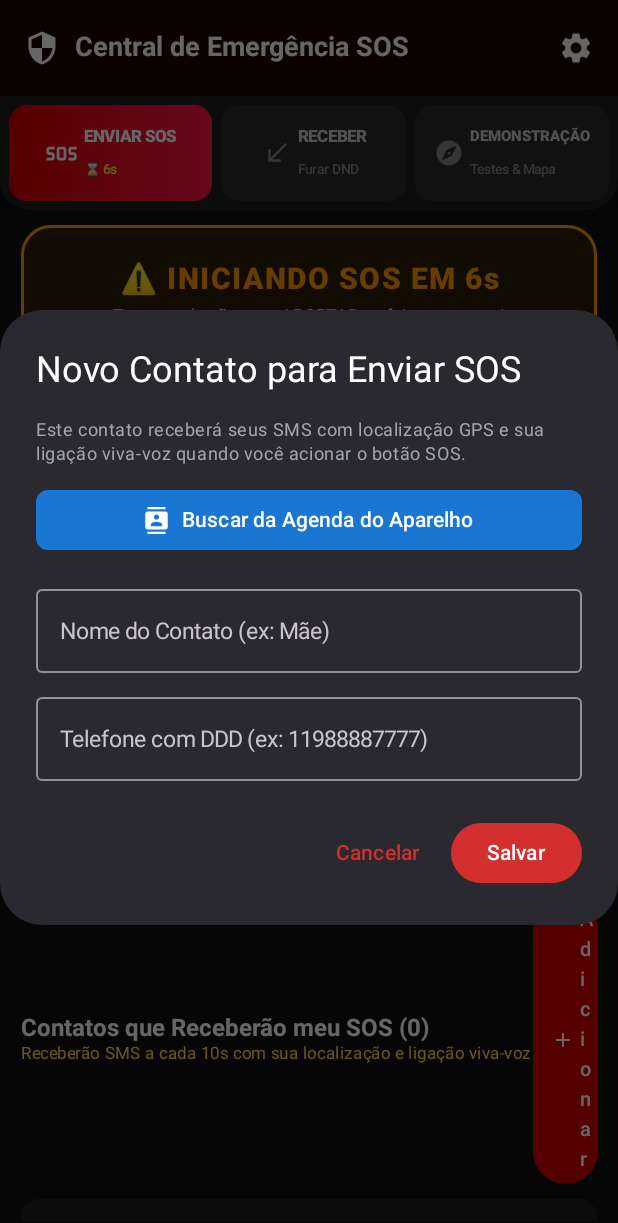
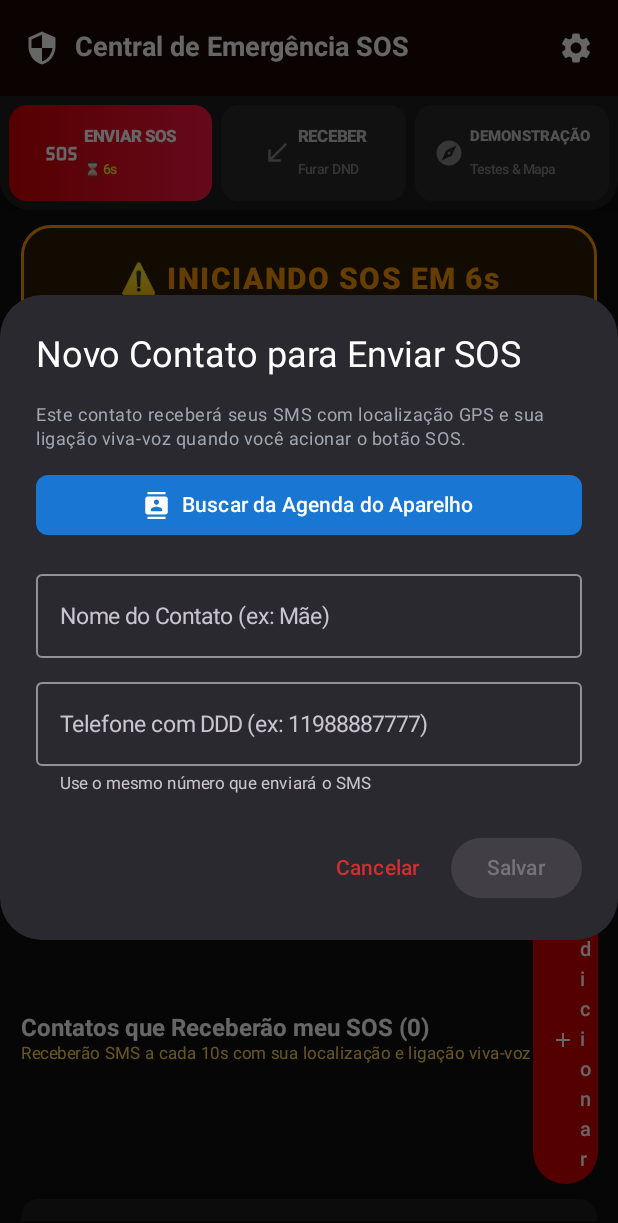
Before and after one commit to neimargemini-blip/receptor-emergencia-dnd, an Android app built with Jetpack Compose: the screen it shows after launch (MainActivity), after a tap on "Adicionar", on a phone screen of 412 x 824 dp. Shown: the top 1223 px of the screen. Run offline under Robolectric (Android 15) with nearby library versions, the phone set to English and light mode, and no system bars; 1 other tap on this screen came first.

Commit message:
fix: importa KeyboardOptions no MainScreen

```diff
--- a/app/src/main/java/com/emergencycall/bypass/ui/MainScreen.kt
+++ b/app/src/main/java/com/emergencycall/bypass/ui/MainScreen.kt
@@ -13,6 +13,7 @@ import androidx.compose.animation.core.*
 import androidx.compose.foundation.background
 import androidx.compose.foundation.border
 import androidx.compose.foundation.clickable
+import androidx.compose.foundation.text.KeyboardOptions
 import androidx.compose.foundation.layout.*
 import androidx.compose.foundation.rememberScrollState
 import androidx.compose.foundation.shape.CircleShape
@@ -33,6 +34,8 @@ import androidx.compose.ui.graphics.Brush
 import androidx.compose.ui.graphics.Color
 import androidx.compose.ui.platform.LocalContext
 import androidx.compose.ui.text.font.FontWeight
+import androidx.compose.ui.text.input.KeyboardCapitalization
+import androidx.compose.ui.text.input.KeyboardType
 import androidx.compose.ui.text.style.TextAlign
 import androidx.compose.ui.unit.dp
 import androidx.compose.ui.unit.sp
@@ -1395,6 +1398,11 @@ fun MainScreen(viewModel: MainViewModel) {
 
     // Diálogo de Adicionar Contato (Agenda ou Digitação)
     if (showAddDialog) {
+        // Telefone precisa ter ao menos 8 dígitos e o nome não pode ser vazio
+        val phoneDigits = newPhone.count { it.isDigit() }
+        val isPhoneInvalid = newPhone.isNotBlank() && phoneDigits < 8
+        val canSave = newName.isNotBlank() && phoneDigits >= 8
+
         val targetTitle = if (dialogTarget == ContactDialogTarget.SENDER) {
             "Novo Contato para Enviar SOS"
         } else {
@@ -1438,6 +1446,7 @@ fun MainScreen(viewModel: MainViewModel) {
                         onValueChange = { newName = it },
                         label = { Text("Nome do Contato (ex: Mãe)") },
                         singleLine = true,
+                        keyboardOptions = KeyboardOptions(capitalization = KeyboardCapitalization.Words),
                         modifier = Modifier.fillMaxWidth()
                     )
                     Spacer(modifier = Modifier.height(8.dp))
@@ -1446,14 +1455,24 @@ fun MainScreen(viewModel: MainViewModel) {
                         onValueChange = { newPhone = it },
                         label = { Text("Telefone com DDD (ex: 11988887777)") },
                         singleLine = true,
+                        isError = isPhoneInvalid,
+                        supportingText = {
+                            Text(
+                                text = if (isPhoneInvalid) "Informe DDD + número (mínimo 8 dígitos)"
+                                       else "Use o mesmo número que enviará o SMS",
+                                fontSize = 11.sp
+                            )
+                        },
+                        keyboardOptions = KeyboardOptions(keyboardType = KeyboardType.Phone),
                         modifier = Modifier.fillMaxWidth()
                     )
                 }
             },
             confirmButton = {
                 Button(
+                    enabled = canSave,
                     onClick = {
-                        if (newName.isNotBlank() && newPhone.isNotBlank()) {
+                        if (canSave) {
                             if (dialogTarget == ContactDialogTarget.SENDER) {
                                 viewModel.addSenderContact(newName, newPhone)
                             } else {
```
